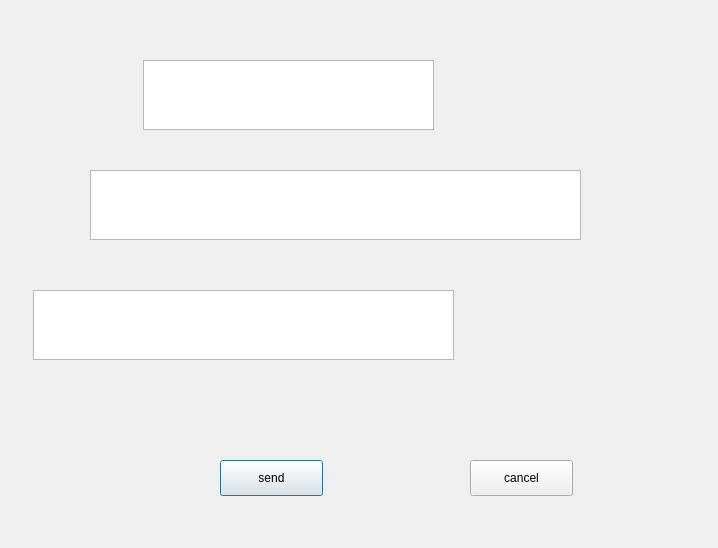
First picture: the form in UI/mail.ui, repository TheHuntsman4/Martian_Chronicles, before the edit.
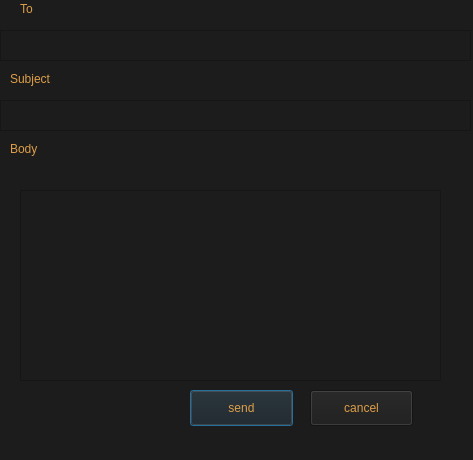
Second picture: the form after the edit.

```diff
--- a/UI/mail.ui
+++ b/UI/mail.ui
@@ -6,22 +6,42 @@
    <rect>
     <x>0</x>
     <y>0</y>
-    <width>718</width>
-    <height>548</height>
+    <width>473</width>
+    <height>460</height>
    </rect>
   </property>
+  <property name="minimumSize">
+   <size>
+    <width>473</width>
+    <height>460</height>
+   </size>
+  </property>
+  <property name="maximumSize">
+   <size>
+    <width>473</width>
+    <height>460</height>
+   </size>
+  </property>
   <property name="windowTitle">
    <string>Dialog</string>
   </property>
+  <property name="styleSheet">
+   <string notr="true">background-color: rgb(28, 28, 28);
+</string>
+  </property>
   <widget class="QPushButton" name="pushButton">
    <property name="geometry">
     <rect>
-     <x>220</x>
-     <y>460</y>
+     <x>190</x>
+     <y>390</y>
      <width>103</width>
      <height>36</height>
     </rect>
    </property>
+   <property name="styleSheet">
+    <string notr="true">color: rgb(222, 158, 72);
+background-color: rgb(28, 28, 28);</string>
+   </property>
    <property name="text">
     <string>send</string>
    </property>
@@ -29,12 +49,16 @@
   <widget class="QPushButton" name="pushButton_2">
    <property name="geometry">
     <rect>
-     <x>470</x>
-     <y>460</y>
+     <x>310</x>
+     <y>390</y>
      <width>103</width>
      <height>36</height>
     </rect>
    </property>
+   <property name="styleSheet">
+    <string notr="true">color: rgb(222, 158, 72);
+background-color: rgb(28, 28, 28);</string>
+   </property>
    <property name="text">
     <string>cancel</string>
    </property>
@@ -42,34 +66,100 @@
   <widget class="QTextEdit" name="textEdit">
    <property name="geometry">
     <rect>
-     <x>143</x>
-     <y>60</y>
-     <width>291</width>
-     <height>70</height>
+     <x>0</x>
+     <y>30</y>
+     <width>471</width>
+     <height>31</height>
     </rect>
    </property>
+   <property name="maximumSize">
+    <size>
+     <width>471</width>
+     <height>41</height>
+    </size>
+   </property>
    <property name="styleSheet">
-    <string notr="true">color: rgb(255, 255, 255);</string>
+    <string notr="true">color: rgb(222, 158, 72);
+background-color: rgb(28, 28, 28);</string>
    </property>
   </widget>
   <widget class="QTextEdit" name="textEdit_2">
    <property name="geometry">
     <rect>
-     <x>90</x>
-     <y>170</y>
-     <width>491</width>
-     <height>70</height>
+     <x>0</x>
+     <y>100</y>
+     <width>471</width>
+     <height>31</height>
     </rect>
    </property>
+   <property name="styleSheet">
+    <string notr="true">color: rgb(222, 158, 72);
+background-color: rgb(28, 28, 28);</string>
+   </property>
   </widget>
   <widget class="QTextEdit" name="textEdit_3">
    <property name="geometry">
     <rect>
-     <x>33</x>
-     <y>290</y>
+     <x>20</x>
+     <y>190</y>
      <width>421</width>
-     <height>70</height>
+     <height>191</height>
     </rect>
+   </property>
+   <property name="styleSheet">
+    <string notr="true">color: rgb(222, 158, 72);
+background-color: rgb(28, 28, 28);</string>
+   </property>
+  </widget>
+  <widget class="QLabel" name="label">
+   <property name="geometry">
+    <rect>
+     <x>20</x>
+     <y>0</y>
+     <width>66</width>
+     <height>18</height>
+    </rect>
+   </property>
+   <property name="styleSheet">
+    <string notr="true">color: rgb(222, 158, 72);
+background-color: rgb(28, 28, 28);</string>
+   </property>
+   <property name="text">
+    <string>To</string>
+   </property>
+  </widget>
+  <widget class="QLabel" name="label_2">
+   <property name="geometry">
+    <rect>
+     <x>10</x>
+     <y>70</y>
+     <width>66</width>
+     <height>18</height>
+    </rect>
+   </property>
+   <property name="styleSheet">
+    <string notr="true">color: rgb(222, 158, 72);
+background-color: rgb(28, 28, 28);</string>
+   </property>
+   <property name="text">
+    <string>Subject</string>
+   </property>
+  </widget>
+  <widget class="QLabel" name="label_3">
+   <property name="geometry">
+    <rect>
+     <x>10</x>
+     <y>140</y>
+     <width>66</width>
+     <height>18</height>
+    </rect>
+   </property>
+   <property name="styleSheet">
+    <string notr="true">color: rgb(222, 158, 72);
+background-color: rgb(28, 28, 28);</string>
+   </property>
+   <property name="text">
+    <string>Body</string>
    </property>
   </widget>
  </widget>
```
